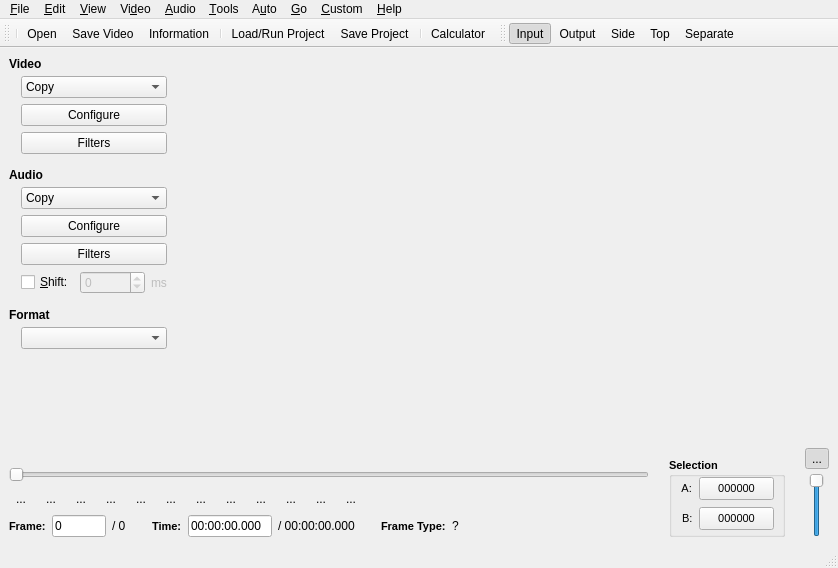
First picture: the form in branches/avidemux_2.5_branch_gruntster/avidemux/ADM_userInterfaces/ADM_QT4/ADM_gui/gui2.ui, repository BackupTheBerlios/avidemux-svn, before the edit.
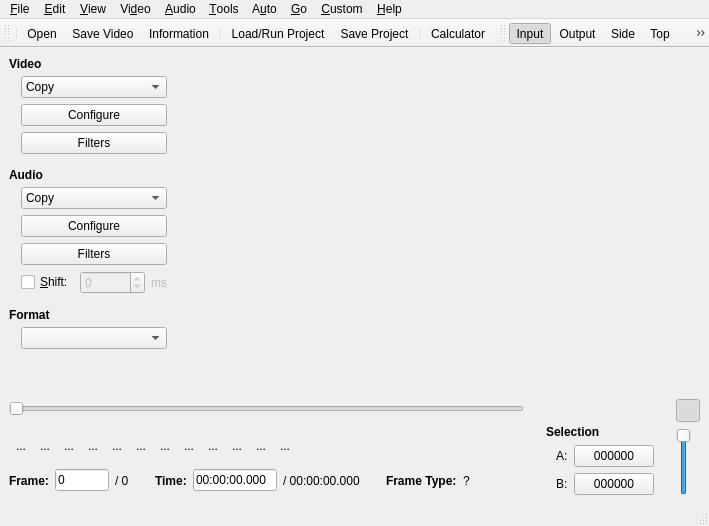
Second picture: the form after the edit. Icons and pictures are not drawn. Custom widgets are drawn as their Qt base class.

```diff
--- a/branches/avidemux_2.5_branch_gruntster/avidemux/ADM_userInterfaces/ADM_QT4/ADM_gui/gui2.ui
+++ b/branches/avidemux_2.5_branch_gruntster/avidemux/ADM_userInterfaces/ADM_QT4/ADM_gui/gui2.ui
@@ -6,8 +6,8 @@
    <rect>
     <x>0</x>
     <y>0</y>
-    <width>838</width>
-    <height>568</height>
+    <width>709</width>
+    <height>526</height>
    </rect>
   </property>
   <property name="windowTitle" >
@@ -24,21 +24,6 @@
   </property>
   <widget class="QWidget" name="centralwidget" >
    <layout class="QVBoxLayout" >
-    <property name="spacing" >
-     <number>6</number>
-    </property>
-    <property name="leftMargin" >
-     <number>9</number>
-    </property>
-    <property name="topMargin" >
-     <number>9</number>
-    </property>
-    <property name="rightMargin" >
-     <number>9</number>
-    </property>
-    <property name="bottomMargin" >
-     <number>9</number>
-    </property>
     <item>
      <layout class="QHBoxLayout" >
       <property name="spacing" >
@@ -618,56 +603,26 @@
      </layout>
     </item>
     <item>
-     <layout class="QHBoxLayout" >
-      <property name="spacing" >
-       <number>6</number>
-      </property>
-      <property name="leftMargin" >
-       <number>0</number>
-      </property>
-      <property name="topMargin" >
-       <number>0</number>
-      </property>
-      <property name="rightMargin" >
-       <number>0</number>
-      </property>
-      <property name="bottomMargin" >
-       <number>0</number>
-      </property>
-      <item>
-       <layout class="QVBoxLayout" >
-        <property name="spacing" >
-         <number>6</number>
-        </property>
-        <property name="leftMargin" >
-         <number>0</number>
-        </property>
-        <property name="topMargin" >
-         <number>0</number>
-        </property>
-        <property name="rightMargin" >
-         <number>0</number>
-        </property>
-        <property name="bottomMargin" >
-         <number>0</number>
-        </property>
-        <item>
          <spacer>
           <property name="orientation" >
            <enum>Qt::Vertical</enum>
           </property>
           <property name="sizeType" >
-           <enum>QSizePolicy::Expanding</enum>
+       <enum>QSizePolicy::MinimumExpanding</enum>
           </property>
           <property name="sizeHint" >
            <size>
-            <width>0</width>
-            <height>0</height>
+        <width>687</width>
+        <height>6</height>
            </size>
           </property>
          </spacer>
         </item>
         <item>
+     <layout class="QHBoxLayout" >
+      <item>
+       <layout class="QGridLayout" >
+        <item row="0" column="0" >
          <widget class="ADM_QSlider" name="horizontalSlider" >
           <property name="sizePolicy" >
            <sizepolicy vsizetype="Fixed" hsizetype="Expanding" >
@@ -680,23 +635,29 @@
           </property>
          </widget>
         </item>
-        <item>
-         <layout class="QHBoxLayout" >
+        <item row="1" column="0" >
+         <layout class="QVBoxLayout" >
           <property name="spacing" >
-           <number>6</number>
-          </property>
-          <property name="leftMargin" >
            <number>0</number>
           </property>
-          <property name="topMargin" >
-           <number>0</number>
-          </property>
-          <property name="rightMargin" >
-           <number>0</number>
-          </property>
-          <property name="bottomMargin" >
-           <number>0</number>
-          </property>
+          <item>
+           <spacer>
+            <property name="orientation" >
+             <enum>Qt::Vertical</enum>
+            </property>
+            <property name="sizeType" >
+             <enum>QSizePolicy::Preferred</enum>
+            </property>
+            <property name="sizeHint" >
+             <size>
+              <width>20</width>
+              <height>10</height>
+             </size>
+            </property>
+           </spacer>
+          </item>
+          <item>
+           <layout class="QHBoxLayout" >
           <item>
            <widget class="QToolButton" name="toolButtonPlay" >
             <property name="text" >
@@ -932,7 +893,7 @@
             </property>
             <property name="sizeHint" >
              <size>
-              <width>20</width>
+                <width>85</width>
               <height>20</height>
              </size>
             </property>
@@ -940,6 +901,22 @@
           </item>
          </layout>
         </item>
+          <item>
+           <spacer>
+            <property name="orientation" >
+             <enum>Qt::Vertical</enum>
+            </property>
+            <property name="sizeType" >
+             <enum>QSizePolicy::Preferred</enum>
+            </property>
+            <property name="sizeHint" >
+             <size>
+              <width>20</width>
+              <height>10</height>
+             </size>
+            </property>
+           </spacer>
+          </item>
         <item>
          <layout class="QHBoxLayout" >
           <property name="spacing" >
@@ -967,13 +944,8 @@
             </property>
             <property name="font" >
              <font>
-              <family>MS Shell Dlg 2</family>
-              <pointsize>8</pointsize>
               <weight>75</weight>
-              <italic>false</italic>
               <bold>true</bold>
-              <underline>false</underline>
-              <strikeout>false</strikeout>
              </font>
             </property>
             <property name="text" >
@@ -1054,13 +1026,8 @@
             </property>
             <property name="font" >
              <font>
-              <family>MS Shell Dlg 2</family>
-              <pointsize>8</pointsize>
               <weight>75</weight>
-              <italic>false</italic>
               <bold>true</bold>
-              <underline>false</underline>
-              <strikeout>false</strikeout>
              </font>
             </property>
             <property name="text" >
@@ -1123,13 +1090,8 @@
            <widget class="QLabel" name="label_14" >
             <property name="font" >
              <font>
-              <family>MS Shell Dlg 2</family>
-              <pointsize>8</pointsize>
               <weight>75</weight>
-              <italic>false</italic>
               <bold>true</bold>
-              <underline>false</underline>
-              <strikeout>false</strikeout>
              </font>
             </property>
             <property name="text" >
@@ -1167,7 +1129,7 @@
         </item>
        </layout>
       </item>
-      <item>
+        <item row="1" column="1" >
        <spacer>
         <property name="orientation" >
          <enum>Qt::Horizontal</enum>
@@ -1177,13 +1139,13 @@
         </property>
         <property name="sizeHint" >
          <size>
-          <width>14</width>
-          <height>95</height>
+            <width>16</width>
+            <height>20</height>
          </size>
         </property>
        </spacer>
       </item>
-      <item>
+        <item row="1" column="2" >
        <layout class="QVBoxLayout" >
         <property name="spacing" >
          <number>6</number>
@@ -1201,168 +1163,75 @@
          <number>0</number>
         </property>
         <item>
-         <spacer>
-          <property name="orientation" >
-           <enum>Qt::Vertical</enum>
-          </property>
-          <property name="sizeType" >
-           <enum>QSizePolicy::Expanding</enum>
-          </property>
-          <property name="sizeHint" >
-           <size>
-            <width>0</width>
-            <height>0</height>
-           </size>
-          </property>
-         </spacer>
-        </item>
-        <item>
-         <widget class="QGroupBox" name="groupBox" >
+           <widget class="QLabel" name="label_10" >
           <property name="sizePolicy" >
-           <sizepolicy vsizetype="Minimum" hsizetype="Minimum" >
+             <sizepolicy vsizetype="Minimum" hsizetype="Preferred" >
             <horstretch>0</horstretch>
             <verstretch>0</verstretch>
            </sizepolicy>
           </property>
-          <property name="minimumSize" >
-           <size>
-            <width>116</width>
-            <height>80</height>
-           </size>
-          </property>
           <property name="font" >
            <font>
-            <family>MS Shell Dlg 2</family>
-            <pointsize>8</pointsize>
             <weight>75</weight>
-            <italic>false</italic>
             <bold>true</bold>
-            <underline>false</underline>
-            <strikeout>false</strikeout>
-           </font>
-          </property>
-          <property name="title" >
+             </font>
+            </property>
+            <property name="text" >
            <string>Selection</string>
           </property>
-          <property name="alignment" >
-           <set>Qt::AlignLeading|Qt::AlignLeft|Qt::AlignVCenter</set>
-          </property>
-          <widget class="QLabel" name="label_11" >
-           <property name="geometry" >
-            <rect>
-             <x>10</x>
-             <y>50</y>
-             <width>16</width>
-             <height>23</height>
-            </rect>
-           </property>
-           <property name="font" >
-            <font>
-             <family>MS Shell Dlg 2</family>
-             <pointsize>8</pointsize>
-             <weight>50</weight>
-             <italic>false</italic>
-             <bold>false</bold>
-             <underline>false</underline>
-             <strikeout>false</strikeout>
-            </font>
-           </property>
-           <property name="text" >
-            <string> B:</string>
-           </property>
-          </widget>
+           </widget>
+          </item>
+          <item>
+           <layout class="QGridLayout" >
+            <item row="0" column="1" >
           <widget class="QLabel" name="label_12" >
-           <property name="geometry" >
-            <rect>
-             <x>10</x>
-             <y>20</y>
-             <width>16</width>
-             <height>23</height>
-            </rect>
-           </property>
-           <property name="font" >
-            <font>
-             <family>MS Shell Dlg 2</family>
-             <pointsize>8</pointsize>
-             <weight>50</weight>
-             <italic>false</italic>
-             <bold>false</bold>
-             <underline>false</underline>
-             <strikeout>false</strikeout>
-            </font>
-           </property>
            <property name="text" >
-            <string> A:</string>
-           </property>
-          </widget>
+               <string>A:</string>
+              </property>
+             </widget>
+            </item>
+            <item row="0" column="2" >
           <widget class="QPushButton" name="pushButtonJumpToMarkerA" >
-           <property name="geometry" >
-            <rect>
-             <x>30</x>
-             <y>20</y>
-             <width>75</width>
-             <height>23</height>
-            </rect>
-           </property>
-           <property name="sizePolicy" >
-            <sizepolicy vsizetype="Fixed" hsizetype="Minimum" >
-             <horstretch>0</horstretch>
-             <verstretch>0</verstretch>
-            </sizepolicy>
-           </property>
-           <property name="font" >
-            <font>
-             <family>MS Shell Dlg 2</family>
-             <pointsize>8</pointsize>
-             <weight>50</weight>
-             <italic>false</italic>
-             <bold>false</bold>
-             <underline>false</underline>
-             <strikeout>false</strikeout>
-            </font>
-           </property>
            <property name="text" >
             <string>000000</string>
            </property>
           </widget>
+            </item>
+            <item row="1" column="1" >
+             <widget class="QLabel" name="label_11" >
+              <property name="text" >
+               <string>B:</string>
+              </property>
+             </widget>
+            </item>
+            <item row="1" column="2" >
           <widget class="QPushButton" name="pushButtonJumpToMarkerB" >
-           <property name="geometry" >
-            <rect>
-             <x>30</x>
-             <y>50</y>
-             <width>75</width>
-             <height>23</height>
-            </rect>
-           </property>
-           <property name="sizePolicy" >
-            <sizepolicy vsizetype="Fixed" hsizetype="Minimum" >
-             <horstretch>0</horstretch>
-             <verstretch>0</verstretch>
-            </sizepolicy>
-           </property>
-           <property name="font" >
-            <font>
-             <family>MS Shell Dlg 2</family>
-             <pointsize>8</pointsize>
-             <weight>50</weight>
-             <italic>false</italic>
-             <bold>false</bold>
-             <underline>false</underline>
-             <strikeout>false</strikeout>
-            </font>
-           </property>
-           <property name="layoutDirection" >
-            <enum>Qt::LeftToRight</enum>
-           </property>
            <property name="text" >
             <string>000000</string>
            </property>
           </widget>
-         </widget>
-        </item>
-       </layout>
-      </item>
-      <item>
+            </item>
+            <item row="0" column="0" >
+             <spacer>
+              <property name="orientation" >
+               <enum>Qt::Horizontal</enum>
+              </property>
+              <property name="sizeType" >
+               <enum>QSizePolicy::Fixed</enum>
+              </property>
+              <property name="sizeHint" >
+               <size>
+                <width>10</width>
+                <height>20</height>
+               </size>
+              </property>
+             </spacer>
+            </item>
+           </layout>
+          </item>
+         </layout>
+        </item>
+        <item row="0" column="3" >
        <spacer>
         <property name="orientation" >
          <enum>Qt::Horizontal</enum>
@@ -1372,53 +1241,21 @@
         </property>
         <property name="sizeHint" >
          <size>
-          <width>14</width>
-          <height>95</height>
+            <width>16</width>
+            <height>20</height>
          </size>
         </property>
        </spacer>
+        </item>
+        <item row="0" column="2" >
+         <widget class="QWidget" native="1" name="sliderPlaceHolder" />
+        </item>
+       </layout>
       </item>
       <item>
        <layout class="QVBoxLayout" >
-        <property name="spacing" >
-         <number>4</number>
-        </property>
-        <property name="leftMargin" >
-         <number>0</number>
-        </property>
-        <property name="topMargin" >
-         <number>0</number>
-        </property>
-        <property name="rightMargin" >
-         <number>0</number>
-        </property>
-        <property name="bottomMargin" >
-         <number>0</number>
-        </property>
-        <item>
-         <spacer>
-          <property name="orientation" >
-           <enum>Qt::Vertical</enum>
-          </property>
-          <property name="sizeType" >
-           <enum>QSizePolicy::Expanding</enum>
-          </property>
-          <property name="sizeHint" >
-           <size>
-            <width>0</width>
-            <height>0</height>
-           </size>
-          </property>
-         </spacer>
-        </item>
         <item>
          <widget class="QToolButton" name="toolButtonAudioToggle" >
-          <property name="enabled" >
-           <bool>true</bool>
-          </property>
-          <property name="text" >
-           <string>...</string>
-          </property>
           <property name="icon" >
            <iconset resource="avidemux.qrc" >:/new/prefix1/pics/arts.png</iconset>
           </property>
@@ -1433,17 +1270,11 @@
         <item>
          <widget class="QSlider" name="horizontalSlider_2" >
           <property name="sizePolicy" >
-           <sizepolicy vsizetype="Minimum" hsizetype="Preferred" >
+           <sizepolicy vsizetype="Ignored" hsizetype="Fixed" >
             <horstretch>0</horstretch>
             <verstretch>0</verstretch>
            </sizepolicy>
           </property>
-          <property name="maximumSize" >
-           <size>
-            <width>16777215</width>
-            <height>64</height>
-           </size>
-          </property>
           <property name="maximum" >
            <number>100</number>
           </property>
@@ -1466,7 +1297,7 @@
     <rect>
      <x>0</x>
      <y>0</y>
-     <width>838</width>
+     <width>709</width>
      <height>22</height>
     </rect>
    </property>
```
Left out of the diff: 59 changed lines with no effect on the pictures. Lines whose indentation alone changed are shown as unchanged.
